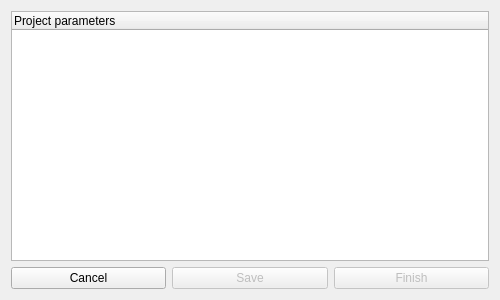
Qt form gui/ui_files/projectfilepopup.ui (OSUDSL/pydre) before a commit.
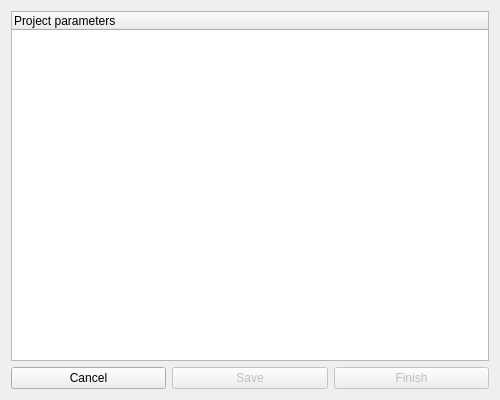
The same form after that commit.

Commit message: Increased height of the project file editor

```diff
--- a/gui/ui_files/projectfilepopup.ui
+++ b/gui/ui_files/projectfilepopup.ui
@@ -7,7 +7,7 @@
     <x>0</x>
     <y>0</y>
     <width>500</width>
-    <height>300</height>
+    <height>400</height>
    </rect>
   </property>
   <property name="windowTitle">
```
The commit also changes 1 other file.
